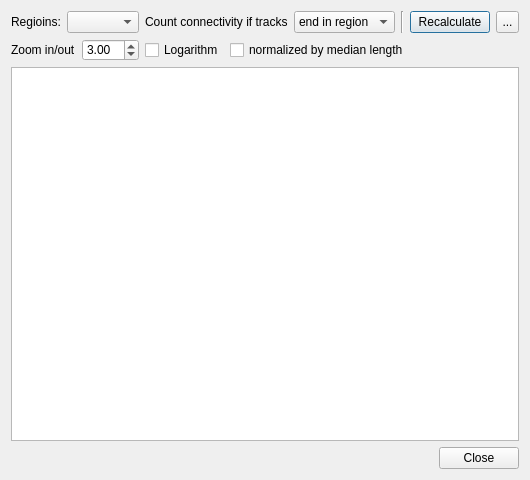
The window that tracking/connectivity_matrix_dialog.ui (frankyeh/DSI-Studio) describes before a commit, drawn with Qt 5.
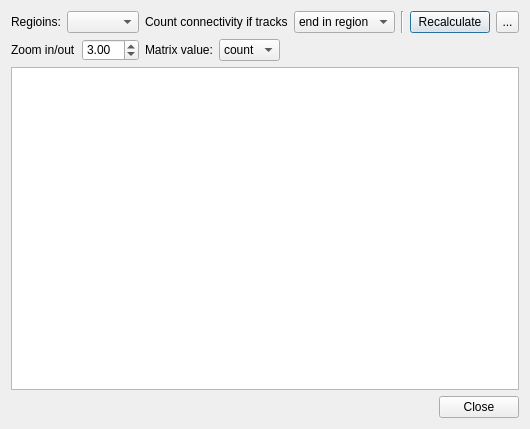
The same window after the commit. Icons and pictures are not drawn.

Commit message: connectivity matrix update

```diff
--- a/tracking/connectivity_matrix_dialog.ui
+++ b/tracking/connectivity_matrix_dialog.ui
@@ -6,8 +6,8 @@
    <rect>
     <x>0</x>
     <y>0</y>
-    <width>495</width>
-    <height>480</height>
+    <width>513</width>
+    <height>429</height>
    </rect>
   </property>
   <property name="windowTitle">
@@ -150,23 +150,22 @@
       </widget>
      </item>
      <item>
-      <widget class="QCheckBox" name="log">
-       <property name="maximumSize">
-        <size>
-         <width>16777215</width>
-         <height>22</height>
-        </size>
-       </property>
+      <widget class="QLabel" name="label_4">
        <property name="text">
-        <string>Logarithm</string>
+        <string>Matrix value:</string>
        </property>
       </widget>
      </item>
      <item>
-      <widget class="QCheckBox" name="norm">
-       <property name="text">
-        <string>normalized by median length</string>
+      <widget class="QComboBox" name="matrix_value">
+       <property name="sizeAdjustPolicy">
+        <enum>QComboBox::AdjustToContents</enum>
        </property>
+       <item>
+        <property name="text">
+         <string>count</string>
+        </property>
+       </item>
       </widget>
      </item>
      <item>
```
The commit also changes 11 other files.
